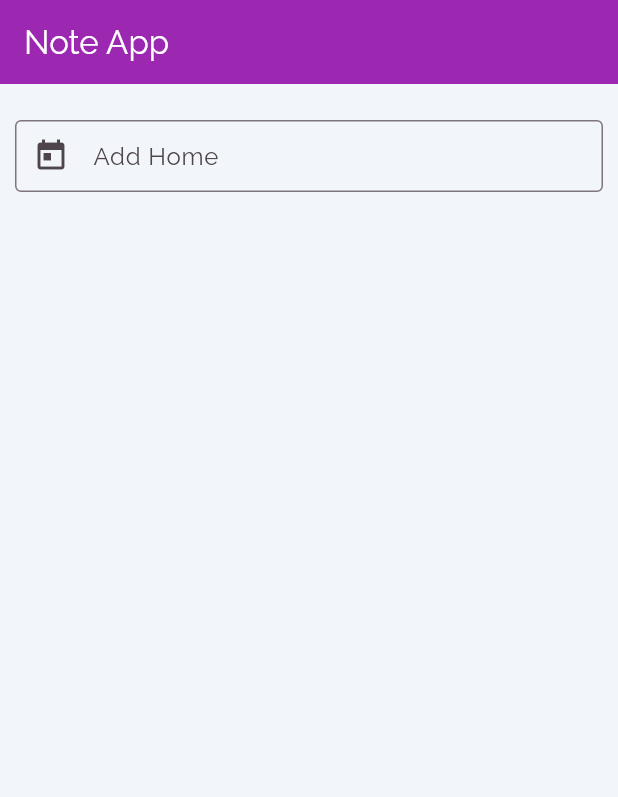
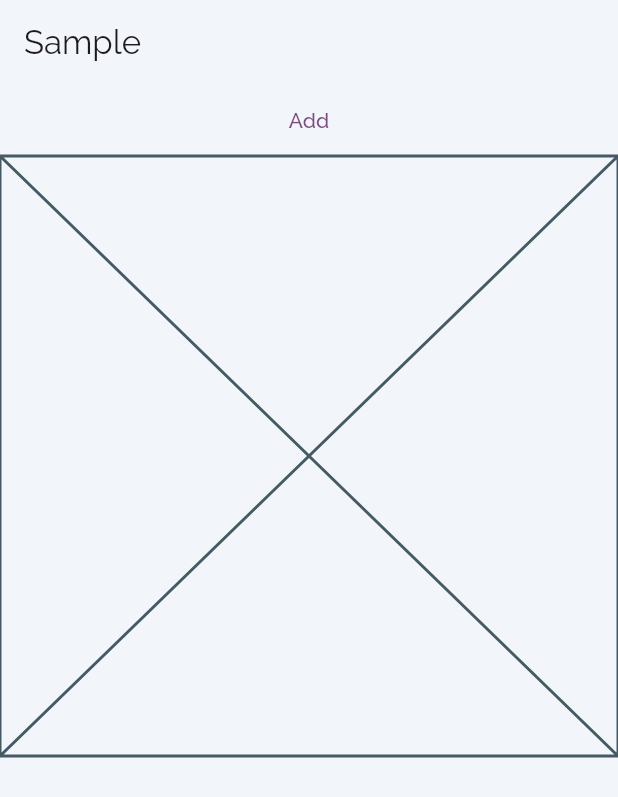
Before and after one commit to ashishthapamagar257/flutter-project, a Flutter app: the screen it shows after launch, on a phone screen of 412 x 824 dp. Shown: the top 797 px of the screen. Run offline on Flutter 3.47's test engine with Material 3 defaults, Android fonts, the phone set to English and light mode, and no system bars; our stand-ins replace flutter_riverpod, flutter_screenutil, get.

Commit message:
add feature

```diff
--- a/lib/main.dart
+++ b/lib/main.dart
@@ -1,14 +1,15 @@
 import 'package:firstapp/views/home_page.dart';
+import 'package:firstapp/views/sample_page.dart';
 import 'package:flutter/material.dart';
 import 'package:flutter_riverpod/flutter_riverpod.dart';
 import 'package:flutter_screenutil/flutter_screenutil.dart';
 import 'package:get/get.dart';
 import 'package:firstapp/constants/colors.dart';
-import 'package:firstapp/provider/riverpod_providers.dart';
+ import 'package:firstapp/provider/riverpod_providers.dart';
 
 void main() {
-  final colors = ['red', 'blue'];
-  final newColors = [colors, 'purple', 'silver', 'gold'];
+  // final colors = ['red', 'blue'];
+  // final newColors = [colors, 'purple', 'silver', 'gold'];
   runApp(const ProviderScope(child: Home()));
 }
 
@@ -28,9 +29,9 @@ class Home extends StatelessWidget {
           useMaterial3: true,
           fontFamily: 'Raleway',
           appBarTheme: const AppBarTheme(backgroundColor: AppColors.backGroundColors
-              // backgroundColor: Colors.pink.shade400,
-              // foregroundColor: Colors.black
-              ),
+            // backgroundColor: Colors.pink.shade400,
+            // foregroundColor: Colors.black
+          ),
           colorSchemeSeed: AppColors.mainColor,
           scaffoldBackgroundColor: AppColors.backGroundColors,
           // textTheme: TextTheme(
@@ -41,7 +42,7 @@ class Home extends StatelessWidget {
         //     useMaterial3: true,
         //   colorScheme: ColorScheme.fromSeed(seedColor: Colors.pink)
         // ),
-        home: HomePage(),
+        home: const SamplePage(),
         // home: Counter(),
       ),
     );
--- a/lib/views/home_page.dart
+++ b/lib/views/home_page.dart
@@ -48,7 +48,7 @@ import 'package:flutter_riverpod/flutter_riverpod.dart';
 //   }
 // }
 class HomePage extends StatelessWidget {
-  HomePage({super.key});
+  const HomePage({super.key});
 
 
 
--- /dev/null
+++ b/lib/views/sample_page.dart
@@ -0,0 +1,34 @@
+import 'dart:math';
+
+import 'package:firstapp/provider/riverpod_providers.dart';
+import 'package:flutter/material.dart';
+import 'package:flutter_riverpod/flutter_riverpod.dart';
+
+
+
+
+
+class SamplePage extends ConsumerWidget {
+  const SamplePage({super.key});
+
+  @override
+  Widget build(BuildContext context, ref) {
+    final nums = ref.watch(nPro);
+    print(nums);
+    return Scaffold(
+      appBar: AppBar(
+        title: const Text('Sample'),
+      ),
+      body: Column(
+          children: [
+            TextButton(onPressed: (){
+              final num = Random().nextInt(10) + 1;
+              ref.read(nPro.notifier).noteAdd(num);
+            },
+                child: const Text('Add')),
+
+            const Placeholder()],
+      ),
+    );
+  }
+}
```
Also changed, not shown: lib/provider/riverpod_providers.dart (+15 -1 lines).
